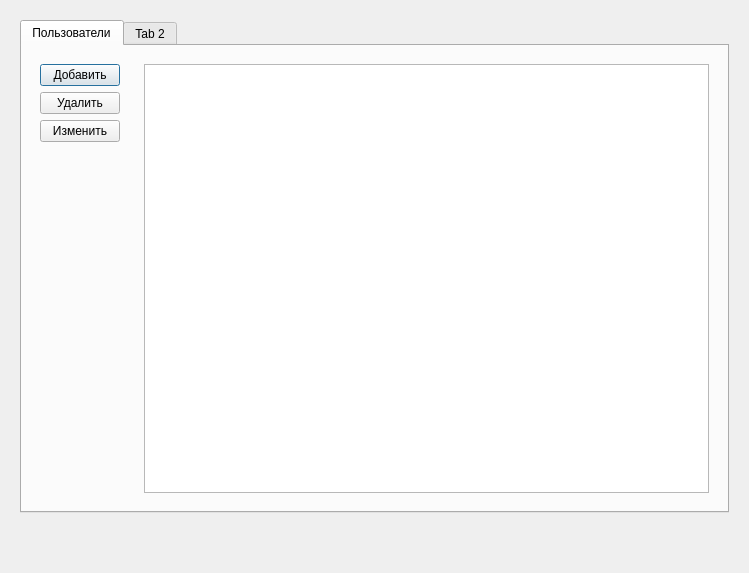
This is ui/AdminDialog.ui in lilKOZACHKA/CleaningApp as Qt 5 draws it before an edit. The edited form follows.
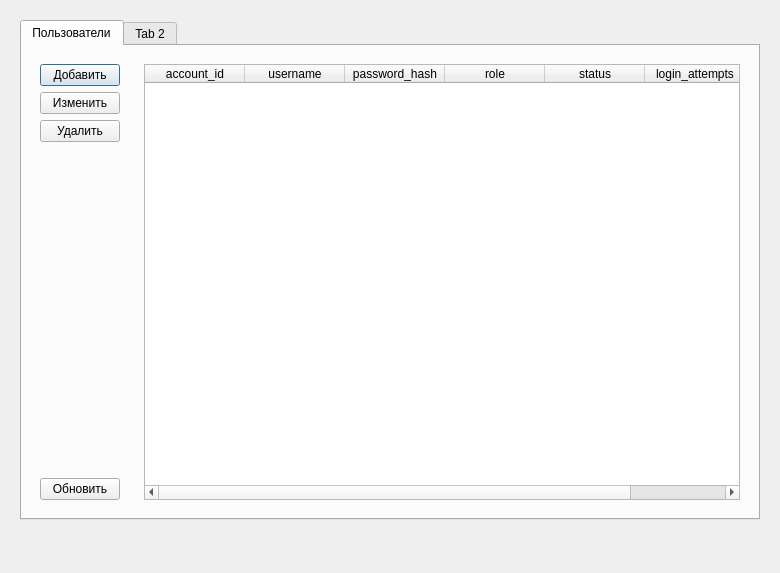
This is the edited form.

Commit message: add tablet + add button new users

```diff
--- a/ui/AdminDialog.ui
+++ b/ui/AdminDialog.ui
@@ -6,15 +6,15 @@
    <rect>
     <x>0</x>
     <y>0</y>
-    <width>749</width>
+    <width>780</width>
     <height>573</height>
    </rect>
   </property>
   <property name="windowTitle">
    <string>Админ</string>
   </property>
-  <layout class="QVBoxLayout" name="verticalLayout">
-   <item>
+  <layout class="QGridLayout" name="gridLayout">
+   <item row="0" column="0">
     <widget class="QWidget" name="widget" native="true">
      <layout class="QVBoxLayout" name="verticalLayout_2">
       <item>
@@ -26,7 +26,7 @@
          <layout class="QHBoxLayout" name="horizontalLayout">
           <item>
            <widget class="QWidget" name="widget_2" native="true">
-            <layout class="QVBoxLayout" name="verticalLayout_3">
+            <layout class="QVBoxLayout" name="verticalLayout">
              <item>
               <widget class="QPushButton" name="pushButton">
                <property name="text">
@@ -35,19 +35,19 @@
               </widget>
              </item>
              <item>
-              <widget class="QPushButton" name="pushButton_2">
-               <property name="text">
-                <string>Удалить</string>
-               </property>
-              </widget>
-             </item>
-             <item>
-              <widget class="QPushButton" name="pushButton_3">
+              <widget class="QPushButton" name="change_user_button">
                <property name="text">
                 <string>Изменить</string>
                </property>
               </widget>
              </item>
+             <item>
+              <widget class="QPushButton" name="del_user_button">
+               <property name="text">
+                <string>Удалить</string>
+               </property>
+              </widget>
+             </item>
              <item>
               <spacer name="verticalSpacer_2">
                <property name="orientation">
@@ -61,14 +61,55 @@
                </property>
               </spacer>
              </item>
+             <item>
+              <widget class="QPushButton" name="refresh_tablet_button">
+               <property name="text">
+                <string>Обновить</string>
+               </property>
+              </widget>
+             </item>
             </layout>
            </widget>
           </item>
           <item>
            <widget class="QWidget" name="widget_3" native="true">
-            <layout class="QGridLayout" name="gridLayout">
-             <item row="0" column="0">
-              <widget class="QTableView" name="tableView"/>
+            <layout class="QVBoxLayout" name="verticalLayout_4">
+             <item>
+              <widget class="QTableWidget" name="tableWidget">
+               <property name="editTriggers">
+                <set>QAbstractItemView::NoEditTriggers</set>
+               </property>
+               <column>
+                <property name="text">
+                 <string>account_id</string>
+                </property>
+               </column>
+               <column>
+                <property name="text">
+                 <string>username</string>
+                </property>
+               </column>
+               <column>
+                <property name="text">
+                 <string>password_hash</string>
+                </property>
+               </column>
+               <column>
+                <property name="text">
+                 <string>role</string>
+                </property>
+               </column>
+               <column>
+                <property name="text">
+                 <string>status</string>
+                </property>
+               </column>
+               <column>
+                <property name="text">
+                 <string>login_attempts</string>
+                </property>
+               </column>
+              </widget>
              </item>
             </layout>
            </widget>
```
Left out of the diff: 2 changed lines with no effect on the pictures. The commit also changes 19 other files.
